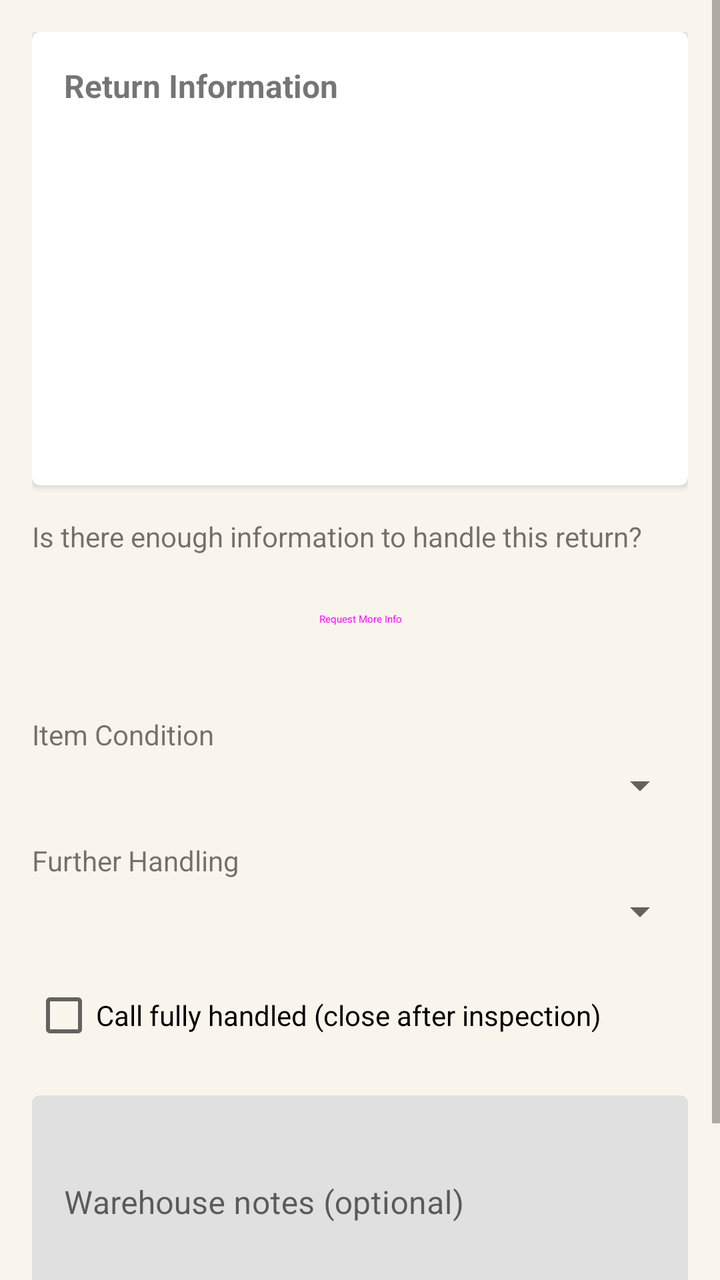
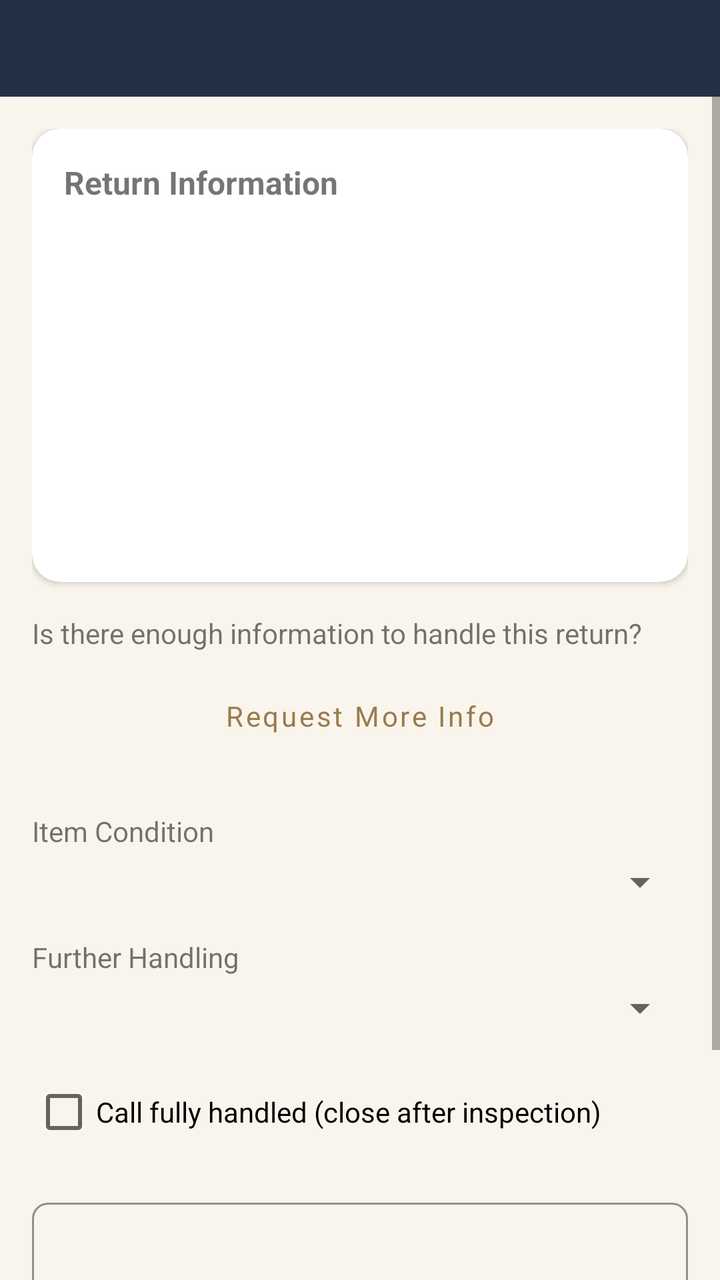

The first picture is an Android layout as it rendered before a commit; the second is the same layout after the commit. The layout source and the unified diff follow.
<!-- AndroidManifest.xml: application theme Theme.DriverApp -->
<!-- res/layout/activity_warehouse_inspection.xml -->
<?xml version="1.0" encoding="utf-8"?>
<ScrollView xmlns:android="http://schemas.android.com/apk/res/android"
    xmlns:app="http://schemas.android.com/apk/res-auto"
    android:layout_width="match_parent"
    android:layout_height="match_parent">

    <LinearLayout
        android:layout_width="match_parent"
        android:layout_height="wrap_content"
        android:orientation="vertical"
        android:padding="16dp">

        
        <com.google.android.material.card.MaterialCardView
            android:layout_width="match_parent"
            android:layout_height="wrap_content"
            android:layout_marginBottom="16dp"
            app:cardElevation="2dp">

            <LinearLayout
                android:layout_width="match_parent"
                android:layout_height="wrap_content"
                android:orientation="vertical"
                android:padding="16dp">

                <TextView
                    android:layout_width="wrap_content"
                    android:layout_height="wrap_content"
                    android:text="@string/wh_return_info"
                    android:textStyle="bold"
                    android:textSize="16sp"
                    android:layout_marginBottom="8dp"/>

                <ImageView
                    android:id="@+id/ivCatalog"
                    android:layout_width="match_parent"
                    android:layout_height="160dp"
                    android:scaleType="fitCenter"
                    android:background="#F0F0F0"
                    android:layout_marginBottom="8dp"
                    android:visibility="gone"
                    android:contentDescription="@string/wh_catalog_photo"/>

                <TextView android:id="@+id/tvOriginalDelivery" android:layout_width="match_parent" android:layout_height="wrap_content" android:layout_marginBottom="4dp"/>
                <TextView android:id="@+id/tvReturnDate" android:layout_width="match_parent" android:layout_height="wrap_content" android:layout_marginBottom="4dp"/>
                <TextView android:id="@+id/tvSku" android:layout_width="match_parent" android:layout_height="wrap_content" android:layout_marginBottom="4dp"/>
                <TextView android:id="@+id/tvItem" android:layout_width="match_parent" android:layout_height="wrap_content" android:layout_marginBottom="4dp"/>
                <TextView android:id="@+id/tvPrice" android:layout_width="match_parent" android:layout_height="wrap_content" android:layout_marginBottom="4dp"/>
                <TextView android:id="@+id/tvReturnReason" android:layout_width="match_parent" android:layout_height="wrap_content" android:layout_marginBottom="4dp"/>
                <TextView android:id="@+id/tvStatus" android:layout_width="match_parent" android:layout_height="wrap_content" android:textStyle="bold" android:layout_marginBottom="8dp"/>

                
                <TextView
                    android:id="@+id/lblServiceImages"
                    android:layout_width="wrap_content"
                    android:layout_height="wrap_content"
                    android:text="@string/wh_service_images"
                    android:textStyle="bold"
                    android:layout_marginTop="4dp"
                    android:visibility="gone"/>
                <HorizontalScrollView
                    android:layout_width="match_parent"
                    android:layout_height="wrap_content">
                    <LinearLayout
                        android:id="@+id/containerServiceImages"
                        android:layout_width="wrap_content"
                        android:layout_height="wrap_content"
                        android:orientation="horizontal"/>
                </HorizontalScrollView>

            </LinearLayout>
        </com.google.android.material.card.MaterialCardView>

        
        <com.google.android.material.card.MaterialCardView
            android:id="@+id/cardDefect"
            android:layout_width="match_parent"
            android:layout_height="wrap_content"
            android:layout_marginBottom="16dp"
            android:visibility="gone"
            app:cardElevation="2dp">

            <LinearLayout
                android:layout_width="match_parent"
                android:layout_height="wrap_content"
                android:orientation="vertical"
                android:padding="16dp">

                <TextView
                    android:layout_width="wrap_content"
                    android:layout_height="wrap_content"
                    android:text="@string/wh_defect_details"
                    android:textStyle="bold"
                    android:textSize="16sp"
                    android:layout_marginBottom="8dp"/>

                <TextView android:id="@+id/tvServiceDefect" android:layout_width="match_parent" android:layout_height="wrap_content" android:layout_marginBottom="4dp"/>
                <TextView android:id="@+id/tvDriverDefect" android:layout_width="match_parent" android:layout_height="wrap_content" android:layout_marginBottom="4dp"/>
                <TextView android:id="@+id/tvDriverNotes" android:layout_width="match_parent" android:layout_height="wrap_content" android:layout_marginBottom="8dp"/>

                <TextView
                    android:id="@+id/lblDriverImages"
                    android:layout_width="wrap_content"
                    android:layout_height="wrap_content"
                    android:text="@string/wh_driver_defect_photos"
                    android:textStyle="bold"
                    android:visibility="gone"/>
                <HorizontalScrollView
                    android:layout_width="match_parent"
                    android:layout_height="wrap_content">
                    <LinearLayout
                        android:id="@+id/containerDriverImages"
                        android:layout_width="wrap_content"
                        android:layout_height="wrap_content"
                        android:orientation="horizontal"/>
                </HorizontalScrollView>

            </LinearLayout>
        </com.google.android.material.card.MaterialCardView>

        
        <TextView
            android:layout_width="wrap_content"
            android:layout_height="wrap_content"
            android:text="@string/wh_sufficient_info_q"
            android:textSize="14sp"
            android:layout_marginBottom="8dp"/>

        <Button
            android:id="@+id/btnRequestMoreInfo"
            android:layout_width="match_parent"
            android:layout_height="wrap_content"
            android:text="@string/wh_request_more_info"
            android:layout_marginBottom="24dp"
            style="@style/Widget.Material3.Button.OutlinedButton"/>

        
        <TextView
            android:layout_width="wrap_content"
            android:layout_height="wrap_content"
            android:text="@string/wh_item_condition"
            android:textSize="14sp"
            android:layout_marginBottom="4dp"/>

        <Spinner
            android:id="@+id/spinnerCondition"
            android:layout_width="match_parent"
            android:layout_height="wrap_content"
            android:layout_marginBottom="16dp"/>

        <TextView
            android:layout_width="wrap_content"
            android:layout_height="wrap_content"
            android:text="@string/wh_further_handling"
            android:textSize="14sp"
            android:layout_marginBottom="4dp"/>

        <Spinner
            android:id="@+id/spinnerDecision"
            android:layout_width="match_parent"
            android:layout_height="wrap_content"
            android:layout_marginBottom="16dp"/>

        <CheckBox
            android:id="@+id/cbFullyHandled"
            android:layout_width="wrap_content"
            android:layout_height="wrap_content"
            android:text="@string/wh_fully_handled"
            android:layout_marginBottom="16dp"/>

        <com.google.android.material.textfield.TextInputLayout
            android:layout_width="match_parent"
            android:layout_height="wrap_content"
            android:hint="@string/wh_notes_hint"
            android:layout_marginBottom="24dp">

            <com.google.android.material.textfield.TextInputEditText
                android:id="@+id/etNotes"
                android:layout_width="match_parent"
                android:layout_height="wrap_content"
                android:inputType="textMultiLine"
                android:minLines="3"/>
        </com.google.android.material.textfield.TextInputLayout>

        <Button
            android:id="@+id/btnSubmit"
            android:layout_width="match_parent"
            android:layout_height="wrap_content"
            android:text="@string/wh_submit_inspection"/>

    </LinearLayout>
</ScrollView>
<!-- resources referenced by this layout -->
<resources>
  <string name="wh_catalog_photo">Catalog photo</string>
  <string name="wh_defect_details">Defect Details</string>
  <string name="wh_driver_defect_photos">Driver defect photos</string>
  <string name="wh_fully_handled">Call fully handled (close after inspection)</string>
  <string name="wh_further_handling">Further Handling</string>
  <string name="wh_item_condition">Item Condition</string>
  <string name="wh_notes_hint">Warehouse notes (optional)</string>
  <string name="wh_request_more_info">Request More Info</string>
  <string name="wh_return_info">Return Information</string>
  <string name="wh_service_images">Service images</string>
  <string name="wh_submit_inspection">Submit Inspection</string>
  <string name="wh_sufficient_info_q">Is there enough information to handle this return?</string>
  <color name="drb_navy">#243044</color>
  <color name="drb_navy_dark">#15202e</color>
  <color name="white">#FFFFFFFF</color>
  <color name="drb_gold">#9a7b4f</color>
  <color name="drb_gold_muted">#8a7149</color>
  <color name="drb_cream_bg">#faf5ec</color>
  <!-- unchanged entries left out for length: 1 -->
</resources>

<!-- the commit's change to res/layout/activity_warehouse_inspection.xml (unified diff, before → after) -->
@@ -1,192 +1,248 @@
 <?xml version="1.0" encoding="utf-8"?>
-<ScrollView xmlns:android="http://schemas.android.com/apk/res/android"
+<LinearLayout xmlns:android="http://schemas.android.com/apk/res/android"
     xmlns:app="http://schemas.android.com/apk/res-auto"
     android:layout_width="match_parent"
-    android:layout_height="match_parent">
-
-    <LinearLayout
+    android:layout_height="match_parent"
+    android:orientation="vertical"
+    android:background="@color/drb_cream_bg">
+
+    <include layout="@layout/include_drb_header"/>
+
+    <ScrollView
         android:layout_width="match_parent"
-        android:layout_height="wrap_content"
-        android:orientation="vertical"
-        android:padding="16dp">
-
-        
-        <com.google.android.material.card.MaterialCardView
+        android:layout_height="0dp"
+        android:layout_weight="1">
+
+        <LinearLayout
             android:layout_width="match_parent"
             android:layout_height="wrap_content"
-            android:layout_marginBottom="16dp"
-            app:cardElevation="2dp">
-
-            <LinearLayout
-                android:layout_width="match_parent"
-                android:layout_height="wrap_content"
-                android:orientation="vertical"
-                android:padding="16dp">
-
-                <TextView
-                    android:layout_width="wrap_content"
+            android:orientation="vertical"
+            android:padding="16dp">
+
+            
+            <com.google.android.material.card.MaterialCardView
+                android:layout_width="match_parent"
+                android:layout_height="wrap_content"
+                android:layout_marginBottom="16dp"
+                app:cardElevation="2dp"
+                app:cardCornerRadius="@dimen/drb_radius_md">
+
+                <LinearLayout
+                    android:layout_width="match_parent"
                     android:layout_height="wrap_content"
-                    android:text="@string/wh_return_info"
-                    android:textStyle="bold"
-                    android:textSize="16sp"
-                    android:layout_marginBottom="8dp"/>
-
-                <ImageView
-                    android:id="@+id/ivCatalog"
+                    android:orientation="vertical"
+                    android:padding="16dp">
+
+                    <TextView
+                        android:layout_width="wrap_content"
+                        android:layout_height="wrap_content"
+                        android:text="@string/wh_return_info"
+                        android:textStyle="bold"
+                        android:textSize="16sp"
+                        android:layout_marginBottom="8dp"/>
+
+                    <ImageView
+                        android:id="@+id/ivCatalog"
+                        android:layout_width="match_parent"
+                        android:layout_height="160dp"
+                        android:scaleType="fitCenter"
+                        android:background="@color/drb_image_placeholder"
+                        android:layout_marginBottom="8dp"
+                        android:visibility="gone"
+                        android:contentDescription="@string/wh_catalog_photo"/>
+
+                    <TextView android:id="@+id/tvOriginalDelivery" android:layout_width="match_parent" android:layout_height="wrap_content" android:layout_marginBottom="4dp"/>
+                    <TextView android:id="@+id/tvReturnDate" android:layout_width="match_parent" android:layout_height="wrap_content" android:layout_marginBottom="4dp"/>
+                    <TextView android:id="@+id/tvSku" android:layout_width="match_parent" android:layout_height="wrap_content" android:layout_marginBottom="4dp"/>
+                    <TextView android:id="@+id/tvItem" android:layout_width="match_parent" android:layout_height="wrap_content" android:layout_marginBottom="4dp"/>
+                    <TextView android:id="@+id/tvPrice" android:layout_width="match_parent" android:layout_height="wrap_content" android:layout_marginBottom="4dp"/>
+                    <TextView android:id="@+id/tvReturnReason" android:layout_width="match_parent" android:layout_height="wrap_content" android:layout_marginBottom="4dp"/>
+                    <TextView android:id="@+id/tvStatus" android:layout_width="match_parent" android:layout_height="wrap_content" android:textStyle="bold" android:layout_marginBottom="8dp"/>
+
+                    
+                    <TextView
+                        android:id="@+id/lblServiceImages"
+                        android:layout_width="wrap_content"
+                        android:layout_height="wrap_content"
+                        android:text="@string/wh_service_images"
+                        android:textStyle="bold"
+                        android:layout_marginTop="4dp"
+                        android:visibility="gone"/>
+                    <HorizontalScrollView
+                        android:layout_width="match_parent"
+                        android:layout_height="wrap_content">
+                        <LinearLayout
+                            android:id="@+id/containerServiceImages"
+                            android:layout_width="wrap_content"
+                            android:layout_height="wrap_content"
+                            android:orientation="horizontal"/>
+                    </HorizontalScrollView>
+
+                </LinearLayout>
+            </com.google.android.material.card.MaterialCardView>
+
+            
+            <com.google.android.material.card.MaterialCardView
+                android:id="@+id/cardDefect"
+                android:layout_width="match_parent"
+                android:layout_height="wrap_content"
+                android:layout_marginBottom="16dp"
+                android:visibility="gone"
+                app:cardElevation="2dp"
+                app:cardCornerRadius="@dimen/drb_radius_md">
+
+                <LinearLayout
                     android:layout_width="match_parent"
-                    android:layout_height="160dp"
-                    android:scaleType="fitCenter"
-                    android:background="#F0F0F0"
-                    android:layout_marginBottom="8dp"
-                    android:visibility="gone"
-                    android:contentDescription="@string/wh_catalog_photo"/>
-
-                <TextView android:id="@+id/tvOriginalDelivery" android:layout_width="match_parent" android:layout_height="wrap_content" android:layout_marginBottom="4dp"/>
-                <TextView android:id="@+id/tvReturnDate" android:layout_width="match_parent" android:layout_height="wrap_content" android:layout_marginBottom="4dp"/>
-                <TextView android:id="@+id/tvSku" android:layout_width="match_parent" android:layout_height="wrap_content" android:layout_marginBottom="4dp"/>
-                <TextView android:id="@+id/tvItem" android:layout_width="match_parent" android:layout_height="wrap_content" android:layout_marginBottom="4dp"/>
-                <TextView android:id="@+id/tvPrice" android:layout_width="match_parent" android:layout_height="wrap_content" android:layout_marginBottom="4dp"/>
-                <TextView android:id="@+id/tvReturnReason" android:layout_width="match_parent" android:layout_height="wrap_content" android:layout_marginBottom="4dp"/>
-                <TextView android:id="@+id/tvStatus" android:layout_width="match_parent" android:layout_height="wrap_content" android:textStyle="bold" android:layout_marginBottom="8dp"/>
-
-                
-                <TextView
-                    android:id="@+id/lblServiceImages"
-                    android:layout_width="wrap_content"
                     android:layout_height="wrap_content"
-                    android:text="@string/wh_service_images"
-                    android:textStyle="bold"
-                    android:layout_marginTop="4dp"
-                    android:visibility="gone"/>
-                <HorizontalScrollView
+                    android:orientation="vertical"
+                    android:padding="16dp">
+
+                    <TextView
+                        android:layout_width="wrap_content"
+                        android:layout_height="wrap_content"
+                        android:text="@string/wh_defect_details"
+                        android:textStyle="bold"
+                        android:textSize="16sp"
+                        android:layout_marginBottom="8dp"/>
+
+                    <TextView android:id="@+id/tvServiceDefect" android:layout_width="match_parent" android:layout_height="wrap_content" android:layout_marginBottom="4dp"/>
+                    <TextView android:id="@+id/tvDriverDefect" android:layout_width="match_parent" android:layout_height="wrap_content" android:layout_marginBottom="4dp"/>
+                    <TextView android:id="@+id/tvDriverNotes" android:layout_width="match_parent" android:layout_height="wrap_content" android:layout_marginBottom="8dp"/>
+
+                    <TextView
+                        android:id="@+id/lblDriverImages"
+                        android:layout_width="wrap_content"
+                        android:layout_height="wrap_content"
+                        android:text="@string/wh_driver_defect_photos"
+                        android:textStyle="bold"
+                        android:visibility="gone"/>
+                    <HorizontalScrollView
+                        android:layout_width="match_parent"
+                        android:layout_height="wrap_content">
+                        <LinearLayout
+                            android:id="@+id/containerDriverImages"
+                            android:layout_width="wrap_content"
+                            android:layout_height="wrap_content"
+                            android:orientation="horizontal"/>
+                    </HorizontalScrollView>
+
+                </LinearLayout>
+            </com.google.android.material.card.MaterialCardView>
+
+            
+            <TextView
+                android:layout_width="wrap_content"
+                android:layout_height="wrap_content"
+                android:text="@string/wh_sufficient_info_q"
+                android:textSize="14sp"
+                android:layout_marginBottom="8dp"/>
+
+            <Button
+                android:id="@+id/btnRequestMoreInfo"
+                android:layout_width="match_parent"
+                android:layout_height="wrap_content"
+                android:text="@string/wh_request_more_info"
+                style="@style/DrbButton.Outlined"
+                android:layout_marginBottom="24dp"/>
+
+            
+            <TextView
+                android:layout_width="wrap_content"
+                android:layout_height="wrap_content"
+                android:text="@string/wh_item_condition"
+                android:textSize="14sp"
+                android:layout_marginBottom="4dp"/>
+
+            <Spinner
+                android:id="@+id/spinnerCondition"
+                android:layout_width="match_parent"
+                android:layout_height="wrap_content"
+                android:layout_marginBottom="16dp"/>
+
+            <TextView
+                android:layout_width="wrap_content"
+                android:layout_height="wrap_content"
+                android:text="@string/wh_further_handling"
+                android:textSize="14sp"
+                android:layout_marginBottom="4dp"/>
+
+            <Spinner
+                android:id="@+id/spinnerDecision"
+                android:layout_width="match_parent"
+                android:layout_height="wrap_content"
+                android:layout_marginBottom="16dp"/>
+
+            <CheckBox
+                android:id="@+id/cbFullyHandled"
+                android:layout_width="wrap_content"
+                android:layout_height="wrap_content"
+                android:text="@string/wh_fully_handled"
+                android:layout_marginBottom="16dp"/>
+
+            <com.google.android.material.textfield.TextInputLayout
+                android:layout_width="match_parent"
+                android:layout_height="wrap_content"
+                android:hint="@string/wh_notes_hint"
+                style="@style/DrbTextInputLayout"
+                android:layout_marginBottom="24dp">
+
+                <com.google.android.material.textfield.TextInputEditText
+                    android:id="@+id/etNotes"
                     android:layout_width="match_parent"
-                    android:layout_height="wrap_content">
-                    <LinearLayout
-                        android:id="@+id/containerServiceImages"
-                        android:layout_width="wrap_content"
-                        android:layout_height="wrap_content"
-                        android:orientation="horizontal"/>
-                </HorizontalScrollView>
-
-            </LinearLayout>
-        </com.google.android.material.card.MaterialCardView>
-
-        
-        <com.google.android.material.card.MaterialCardView
-            android:id="@+id/cardDefect"
-            android:layout_width="match_parent"
-            android:layout_height="wrap_content"
-            android:layout_marginBottom="16dp"
-            android:visibility="gone"
-            app:cardElevation="2dp">
-
-            <LinearLayout
-                android:layout_width="match_parent"
-                android:layout_height="wrap_content"
-                android:orientation="vertical"
-                android:padding="16dp">
-
-                <TextView
-                    android:layout_width="wrap_content"
                     android:layout_height="wrap_content"
-                    android:text="@string/wh_defect_details"
-                    android:textStyle="bold"
-                    android:textSize="16sp"
-                    android:layout_marginBottom="8dp"/>
-
-                <TextView android:id="@+id/tvServiceDefect" android:layout_width="match_parent" android:layout_height="wrap_content" android:layout_marginBottom="4dp"/>
-                <TextView android:id="@+id/tvDriverDefect" android:layout_width="match_parent" android:layout_height="wrap_content" android:layout_marginBottom="4dp"/>
-                <TextView android:id="@+id/tvDriverNotes" android:layout_width="match_parent" android:layout_height="wrap_content" android:layout_marginBottom="8dp"/>
-
-                <TextView
-                    android:id="@+id/lblDriverImages"
-                    android:layout_width="wrap_content"
-                    android:layout_height="wrap_content"
-                    android:text="@string/wh_driver_defect_photos"
-                    android:textStyle="bold"
-                    android:visibility="gone"/>
-                <HorizontalScrollView
-                    android:layout_width="match_parent"
-                    android:layout_height="wrap_content">
-                    <LinearLayout
-                        android:id="@+id/containerDriverImages"
-                        android:layout_width="wrap_content"
-                        android:layout_height="wrap_content"
-                        android:orientation="horizontal"/>
-                </HorizontalScrollView>
-
-            </LinearLayout>
-        </com.google.android.material.card.MaterialCardView>
-
-        
-        <TextView
-            android:layout_width="wrap_content"
-            android:layout_height="wrap_content"
-            android:text="@string/wh_sufficient_info_q"
-            android:textSize="14sp"
-            android:layout_marginBottom="8dp"/>
-
-        <Button
-            android:id="@+id/btnRequestMoreInfo"
-            android:layout_width="match_parent"
-            android:layout_height="wrap_content"
-            android:text="@string/wh_request_more_info"
-            android:layout_marginBottom="24dp"
-            style="@style/Widget.Material3.Button.OutlinedButton"/>
-
-        
-        <TextView
-            android:layout_width="wrap_content"
-            android:layout_height="wrap_content"
-            android:text="@string/wh_item_condition"
-            android:textSize="14sp"
-            android:layout_marginBottom="4dp"/>
-
-        <Spinner
-            android:id="@+id/spinnerCondition"
-            android:layout_width="match_parent"
-            android:layout_height="wrap_content"
-            android:layout_marginBottom="16dp"/>
-
-        <TextView
-            android:layout_width="wrap_content"
-            android:layout_height="wrap_content"
-            android:text="@string/wh_further_handling"
-            android:textSize="14sp"
-            android:layout_marginBottom="4dp"/>
-
-        <Spinner
-            android:id="@+id/spinnerDecision"
-            android:layout_width="match_parent"
-            android:layout_height="wrap_content"
-            android:layout_marginBottom="16dp"/>
-
-        <CheckBox
-            android:id="@+id/cbFullyHandled"
-            android:layout_width="wrap_content"
-            android:layout_height="wrap_content"
-            android:text="@string/wh_fully_handled"
-            android:layout_marginBottom="16dp"/>
-
-        <com.google.android.material.textfield.TextInputLayout
-            android:layout_width="match_parent"
-            android:layout_height="wrap_content"
-            android:hint="@string/wh_notes_hint"
-            android:layout_marginBottom="24dp">
-
-            <com.google.android.material.textfield.TextInputEditText
-                android:id="@+id/etNotes"
-                android:layout_width="match_parent"
-                android:layout_height="wrap_content"
-                android:inputType="textMultiLine"
-                android:minLines="3"/>
-        </com.google.android.material.textfield.TextInputLayout>
-
-        <Button
-            android:id="@+id/btnSubmit"
-            android:layout_width="match_parent"
-            android:layout_height="wrap_content"
-            android:text="@string/wh_submit_inspection"/>
-
-    </LinearLayout>
-</ScrollView>
+                    android:inputType="textMultiLine"
+                    android:minLines="3"/>
+            </com.google.android.material.textfield.TextInputLayout>
+
+            <Button
+                android:id="@+id/btnSubmit"
+                android:layout_width="match_parent"
+                android:layout_height="wrap_content"
+                android:text="@string/wh_submit_inspection"
+                style="@style/DrbButton.Primary"/>
+
+        </LinearLayout>
+    </ScrollView>
+</LinearLayout>
+<!-- res/layout/include_drb_header.xml (included above) -->
+<?xml version="1.0" encoding="utf-8"?>
+<LinearLayout xmlns:android="http://schemas.android.com/apk/res/android"
+    android:layout_width="match_parent"
+    android:layout_height="wrap_content"
+    android:orientation="horizontal"
+    android:background="@color/drb_navy"
+    android:gravity="center_vertical"
+    android:paddingStart="@dimen/drb_spacing_md"
+    android:paddingEnd="@dimen/drb_header_padding_horizontal"
+    android:paddingTop="10dp"
+    android:paddingBottom="@dimen/drb_header_padding_vertical">
+
+    <TextView
+        android:id="@+id/headerBack"
+        android:layout_width="wrap_content"
+        android:layout_height="wrap_content"
+        android:text="←"
+        android:textColor="@color/white"
+        android:textSize="24sp"
+        android:paddingStart="2dp"
+        android:paddingEnd="@dimen/drb_spacing_md"
+        android:contentDescription="Back"
+        android:visibility="gone"/>
+
+    <TextView
+        android:id="@+id/tvHeaderTitle"
+        android:layout_width="0dp"
+        android:layout_height="wrap_content"
+        android:layout_weight="1"
+        style="@style/DrbText.Header"/>
+
+    <TextView
+        android:id="@+id/tvHeaderAction"
+        android:layout_width="wrap_content"
+        android:layout_height="wrap_content"
+        android:text="@string/logout"
+        android:textColor="@color/drb_text_header_muted"
+        android:textSize="@dimen/drb_text_caption"
+        android:padding="4dp"
+        android:visibility="gone"/>
+</LinearLayout>
<!-- resource entries referenced after the edit -->
@@ -10,14 +10,57 @@
   <string name="wh_request_more_info">Request More Info</string>
   <string name="wh_return_info">Return Information</string>
   <string name="wh_service_images">Service images</string>
-  <string name="wh_submit_inspection">Submit Inspection</string>
+  <string name="wh_submit_inspection">Save Inspection</string>
   <string name="wh_sufficient_info_q">Is there enough information to handle this return?</string>
+  <style name="DrbButton.Outlined" parent="Widget.MaterialComponents.Button.OutlinedButton">
+          <item name="android:textColor">@color/drb_gold</item>
+          <item name="android:backgroundTint">@color/white</item>
+          <item name="strokeColor">@color/drb_gold</item>
+          <item name="strokeWidth">2dp</item>
+          <item name="android:textAllCaps">false</item>
+          <item name="cornerRadius">@dimen/drb_radius_sm</item>
+      </style>
+  <style name="DrbButton.Primary" parent="Widget.MaterialComponents.Button">
+          <item name="android:backgroundTint">@color/drb_navy</item>
+          <item name="android:textColor">@color/white</item>
+          <item name="android:textAllCaps">false</item>
+          <item name="android:textStyle">bold</item>
+          <item name="android:textSize">@dimen/drb_text_body</item>
+          <item name="cornerRadius">@dimen/drb_radius_pill</item>
+          <item name="android:minHeight">48dp</item>
+      </style>
+  <style name="DrbText.Header" parent="TextAppearance.MaterialComponents.Subtitle1">
+          <item name="android:textSize">@dimen/drb_text_header</item>
+          <item name="android:textStyle">bold</item>
+          <item name="android:textColor">@color/white</item>
+      </style>
+  <style name="DrbTextInputLayout" parent="Widget.MaterialComponents.TextInputLayout.OutlinedBox">
+          <item name="boxStrokeColor">@color/drb_border_warm</item>
+          <item name="boxCornerRadiusTopStart">@dimen/drb_radius_sm</item>
+          <item name="boxCornerRadiusTopEnd">@dimen/drb_radius_sm</item>
+          <item name="boxCornerRadiusBottomStart">@dimen/drb_radius_sm</item>
+          <item name="boxCornerRadiusBottomEnd">@dimen/drb_radius_sm</item>
+          <item name="android:textColorHint">@color/drb_gold</item>
+      </style>
   <color name="drb_navy">#243044</color>
+  <color name="drb_text_header_muted">#e6e0d4</color>
   <color name="drb_navy_dark">#15202e</color>
   <color name="white">#FFFFFFFF</color>
+  <dimen name="drb_header_padding_horizontal">18dp</dimen>
+  <dimen name="drb_header_padding_vertical">14dp</dimen>
+  <dimen name="drb_radius_md">14dp</dimen>
+  <dimen name="drb_spacing_md">12dp</dimen>
+  <dimen name="drb_text_caption">13sp</dimen>
+  <string name="logout">Logout</string>
   <color name="drb_gold">#9a7b4f</color>
+  <dimen name="drb_radius_sm">8dp</dimen>
+  <dimen name="drb_text_body">15sp</dimen>
+  <dimen name="drb_radius_pill">24dp</dimen>
+  <dimen name="drb_text_header">18sp</dimen>
+  <color name="drb_border_warm">#e7e0d2</color>
   <color name="drb_gold_muted">#8a7149</color>
   <color name="drb_cream_bg">#faf5ec</color>
+  <color name="drb_image_placeholder">#F0F0F0</color>
   <!-- unchanged entries left out for length: 1 -->
 </resources>
 
